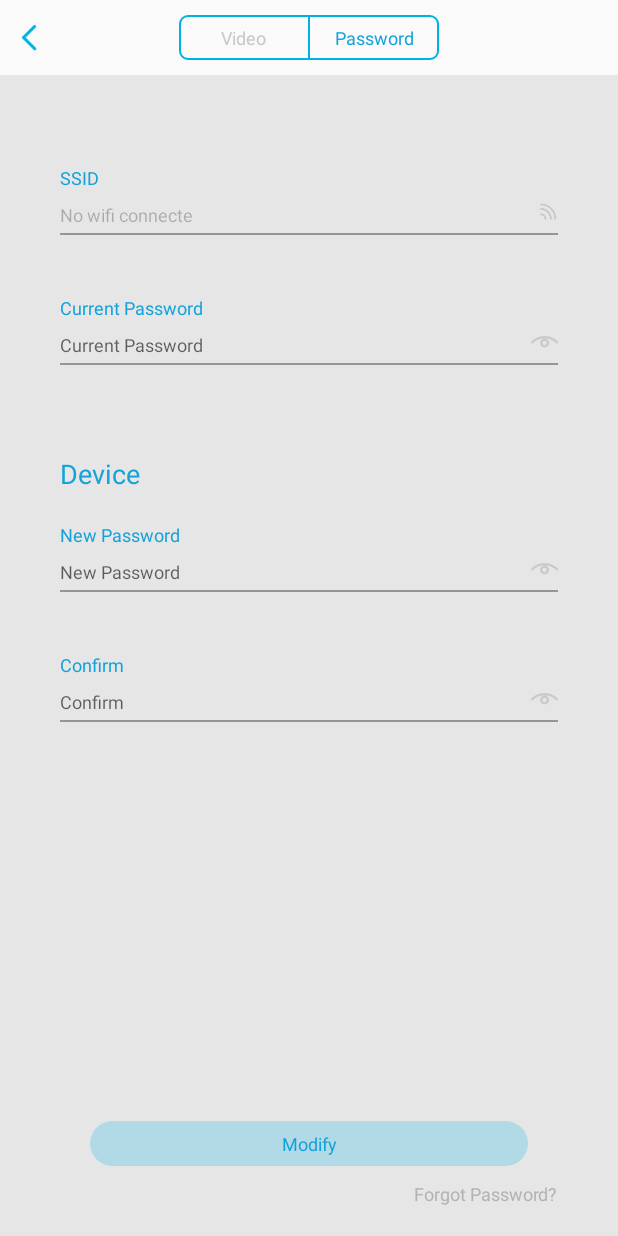
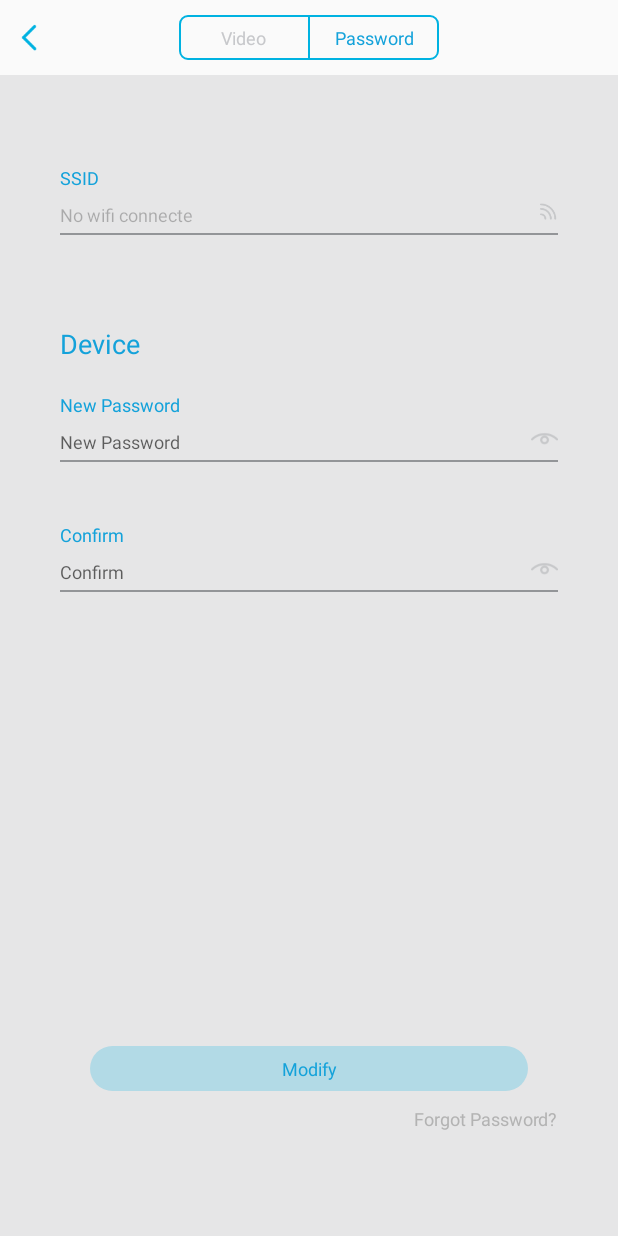
Before and after one commit to Magic4Cloud/FreecastAndroid, an Android app: the VideoSettingFragment screen opened directly, with no data from a screen before it, after a tap on "Password", on a phone screen of 412 x 824 dp. Run offline under Robolectric (Android 15) with nearby library versions, the phone set to English and light mode, and no system bars; our stand-ins replace ButterKnife; libraries missing offline, so code that uses them is left out: com.demo.sdk; pictures from the network do not load; 3 statements that could not run were skipped.

Commit message:
fix fix fix

```diff
--- a/app/build.gradle
+++ b/app/build.gradle
@@ -7,8 +7,8 @@ android {
         applicationId "com.cloud4magic.freecast"
         minSdkVersion 16
         targetSdkVersion 22
-        versionCode 1
-        versionName "1.0"
+        versionCode 2
+        versionName "1.1"
         testInstrumentationRunner "android.support.test.runner.AndroidJUnitRunner"
     }
 
--- a/app/src/main/java/com/cloud4magic/freecast/ui/fragment/VideoSettingFragment.java
+++ b/app/src/main/java/com/cloud4magic/freecast/ui/fragment/VideoSettingFragment.java
@@ -3,7 +3,6 @@ package com.cloud4magic.freecast.ui.fragment;
 import android.os.Bundle;
 import android.support.annotation.Nullable;
 import android.support.v4.app.Fragment;
-import android.support.v4.content.ContextCompat;
 import android.view.LayoutInflater;
 import android.view.View;
 import android.view.ViewGroup;
@@ -82,7 +81,7 @@ public class VideoSettingFragment extends Fragment {
 
     private void initView()
     {
-        mSmoothPart.setSelected(true);
+        mGoodPart.setSelected(true);
         lastViewSelected = mSmoothPart;
         mResolutionSeekbar.isShowBubble(false);
         mResolutionSeekbar.setUnit("P");
@@ -91,7 +90,7 @@ public class VideoSettingFragment extends Fragment {
         mBitrateSeekbar.setProgress(2);
         mLoadingDialogFragment = LoadingDialogFragment.newInstance();
         mLoadingDialogFragment.show(getActivity().getFragmentManager(),"");
-        switchCheck(mSmoothPart);
+        switchCheck(mGoodPart);
         scanDevice();
         setOnProgressChange();
     }
@@ -208,7 +207,7 @@ public class VideoSettingFragment extends Fragment {
         float value = quality*3000/52.0f;
         value = value/1000;
         BigDecimal bigDecimal = new BigDecimal(value);
-        bigDecimal = bigDecimal.setScale(1,BigDecimal.ROUND_DOWN);
+        bigDecimal = bigDecimal.setScale(1,BigDecimal.ROUND_HALF_UP);
         value = bigDecimal.floatValue();
         Logger.e("Misuzu","biteRate ---> "+value +" real quality --->"+quality +" quality -->"+getQuality(value));
         return value;
@@ -248,14 +247,14 @@ public class VideoSettingFragment extends Fragment {
      */
     public void initSeekBar()
     {
-        if (resolution == 1 && (int)(bitRate*10) == 8 && fps == 20)
+        if (resolution == 1 && (int)(bitRate*10) == 2 && fps == 12)
         {
             switchCheck(mSmoothPart);
-        }else if (resolution == 2 && (int)(bitRate*10) == 15 && fps == 25)
+        }else if (resolution == 2 && (int)(bitRate*10) == 20 && fps == 24)
         {
             switchCheck(mGoodPart);
         }
-        else if (resolution == 3 && bitRate == 5 && fps == 30)
+        else if (resolution == 3 && bitRate == 8 && fps == 24)
         {
             switchCheck(mBestPart);
         }else
@@ -315,29 +314,29 @@ public class VideoSettingFragment extends Fragment {
         // 切换选项块
         if (view.getId() == R.id.custom_part)
         {
-            mFrameRateSeekbar.getConfigBuilder()
-                    .thumbColor(ContextCompat.getColor(getContext(),R.color.text_blue))
-                    .build();
-            mBitrateSeekbar.getConfigBuilder()
-                    .thumbColor(ContextCompat.getColor(getContext(),R.color.text_blue))
-                    .build();
-            mResolutionSeekbar.getConfigBuilder()
-                    .thumbColor(ContextCompat.getColor(getContext(),R.color.text_blue))
-                    .build();
+//            mFrameRateSeekbar.getConfigBuilder()
+//                    .thumbColor(ContextCompat.getColor(getContext(),R.color.text_blue))
+//                    .build();
+//            mBitrateSeekbar.getConfigBuilder()
+//                    .thumbColor(ContextCompat.getColor(getContext(),R.color.text_blue))
+//                    .build();
+//            mResolutionSeekbar.getConfigBuilder()
+//                    .thumbColor(ContextCompat.getColor(getContext(),R.color.text_blue))
+//                    .build();
             mFrameRateSeekbar.setEnabled(true);
             mBitrateSeekbar.setEnabled(true);
             mResolutionSeekbar.setEnabled(true);
         }else
         {
-            mFrameRateSeekbar.getConfigBuilder()
-                    .thumbColor(ContextCompat.getColor(getContext(),R.color.text_gray))
-                    .build();
-            mBitrateSeekbar.getConfigBuilder()
-                    .thumbColor(ContextCompat.getColor(getContext(),R.color.text_gray))
-                    .build();
-            mResolutionSeekbar.getConfigBuilder()
-                    .thumbColor(ContextCompat.getColor(getContext(),R.color.text_gray))
-                    .build();
+//            mFrameRateSeekbar.getConfigBuilder()
+//                    .thumbColor(ContextCompat.getColor(getContext(),R.color.text_gray))
+//                    .build();
+//            mBitrateSeekbar.getConfigBuilder()
+//                    .thumbColor(ContextCompat.getColor(getContext(),R.color.text_gray))
+//                    .build();
+//            mResolutionSeekbar.getConfigBuilder()
+//                    .thumbColor(ContextCompat.getColor(getContext(),R.color.text_gray))
+//                    .build();
             mFrameRateSeekbar.setEnabled(false);
             mBitrateSeekbar.setEnabled(false);
             mResolutionSeekbar.setEnabled(false);
@@ -347,27 +346,27 @@ public class VideoSettingFragment extends Fragment {
         switch (view.getId()) {
             case R.id.smooth_part:
                 mResolutionSeekbar.setProgress(480);
-                mBitrateSeekbar.setProgress(0.8f);
-                mFrameRateSeekbar.setProgress(20);
+                mBitrateSeekbar.setProgress(0.2f);
+                mFrameRateSeekbar.setProgress(12);
                 resolution = 1;
-                fps = 20;
-                bitRate = 0.8f;
+                fps = 12;
+                bitRate = 0.2f;
                 break;
             case R.id.good_part:
                 mResolutionSeekbar.setProgress(780);
-                mBitrateSeekbar.setProgress(1.5f);
-                mFrameRateSeekbar.setProgress(25);
+                mBitrateSeekbar.setProgress(2f);
+                mFrameRateSeekbar.setProgress(24);
                 resolution = 2;
-                fps = 25;
-                bitRate = 1.5f;
+                fps = 24;
+                bitRate = 2f;
                 break;
             case R.id.best_part:
                 mResolutionSeekbar.setProgress(1080);
-                mBitrateSeekbar.setProgress(5);
-                mFrameRateSeekbar.setProgress(30);
+                mBitrateSeekbar.setProgress(8);
+                mFrameRateSeekbar.setProgress(24);
                 resolution = 3;
-                fps = 30;
-                bitRate = 5f;
+                fps = 24;
+                bitRate = 8f;
                 break;
             case R.id.custom_part:
                 if (resolution == 0)
--- a/app/src/main/java/com/cloud4magic/freecast/widget/BubbleSeekBar.java
+++ b/app/src/main/java/com/cloud4magic/freecast/widget/BubbleSeekBar.java
@@ -461,7 +461,7 @@ public class BubbleSeekBar extends View {
                 x_ = xLeft + i * mSectionOffset;
                 mPaint.setColor(x_ <= junction ? mSecondTrackColor : mTrackColor);
                 // sectionMark
-                canvas.drawCircle(x_, yTop, r, mPaint);
+//                canvas.drawCircle(x_, yTop, r, mPaint);
 
                 // sectionText belows section
                 if (isShowTextBelowSectionMark) {
--- a/app/src/main/res/layout/activity_main.xml
+++ b/app/src/main/res/layout/activity_main.xml
@@ -6,7 +6,7 @@
     xmlns:tools="http://schemas.android.com/tools"
     android:layout_width="match_parent"
     android:layout_height="match_parent"
-    tools:openDrawer="end">
+    tools:openDrawer="start">
 
     <include
         layout="@layout/app_bar_main"
--- a/app/src/main/res/layout/fragment_password_setting_layout.xml
+++ b/app/src/main/res/layout/fragment_password_setting_layout.xml
@@ -5,9 +5,9 @@
               android:layout_height="match_parent"
               android:background="@color/gray_bg"
               android:orientation="vertical"
-              android:paddingTop="40dp"
               android:paddingLeft="40dp"
               android:paddingRight="40dp"
+              android:paddingTop="40dp"
     >
 
     <TextView
@@ -23,15 +23,15 @@
         <EditText
             android:id="@+id/wifi_ssid"
             style="@style/password_edit_style"
-            android:inputType="text"
             android:enabled="false"
-            android:hint="@string/current_ssid"/>
+            android:hint="@string/current_ssid"
+            android:inputType="text"/>
 
         <ImageView
             android:id="@+id/wifi_status"
+            style="@style/edit_right_img_style"
             android:layout_width="13dp"
             android:layout_height="15dp"
-            style="@style/edit_right_img_style"
             android:src="@drawable/selector_wifi"/>
     </FrameLayout>
 
@@ -40,11 +40,13 @@
 
     <TextView
         style="@style/edit_text_title_style"
-        android:text="@string/current_password"/>
+        android:text="@string/current_password"
+        android:visibility="gone"/>
 
     <FrameLayout
         android:layout_width="match_parent"
-        android:layout_height="wrap_content">
+        android:layout_height="wrap_content"
+        android:visibility="gone">
 
         <EditText
             android:id="@+id/current_password_edit"
@@ -58,15 +60,16 @@
     </FrameLayout>
 
     <View
+        android:visibility="gone"
         style="@style/edit_divider_line"/>
 
     <TextView
         android:layout_width="wrap_content"
         android:layout_height="wrap_content"
+        android:layout_marginTop="60dp"
+        android:text="@string/device"
         android:textColor="@color/text_blue"
-        android:textSize="18sp"
-        android:layout_marginTop="60dp"
-        android:text="@string/device"/>
+        android:textSize="18sp"/>
 
     <TextView
         style="@style/edit_text_title_style"
@@ -120,22 +123,22 @@
 
     <com.cloud4magic.freecast.widget.TouchAnimButton
         android:id="@+id/modify_button"
-        android:text="@string/modify"
         style="@style/modify_button_style"
         android:layout_marginLeft="20dp"
         android:layout_marginRight="20dp"
         android:layout_marginTop="0dp"
+        android:text="@string/modify"
         />
 
     <TextView
         android:id="@+id/forgot_password_button"
         android:layout_width="wrap_content"
         android:layout_height="wrap_content"
+        android:layout_gravity="right"
+        android:layout_marginBottom="70dp"
+        android:layout_marginTop="10dp"
+        android:text="@string/forgot_password"
+        android:textColor="#b3b3b3"
         android:textSize="12sp"
-        android:textColor="#b3b3b3"
-        android:layout_marginTop="10dp"
-        android:layout_gravity="right"
-        android:text="@string/forgot_password"
-        android:layout_marginBottom="20dp"
         />
 </LinearLayout>
--- a/app/src/main/res/layout/menu_layout.xml
+++ b/app/src/main/res/layout/menu_layout.xml
@@ -1,8 +1,10 @@
 <?xml version="1.0" encoding="utf-8"?>
 <LinearLayout xmlns:android="http://schemas.android.com/apk/res/android"
+              xmlns:tools="http://schemas.android.com/tools"
               android:layout_width="match_parent"
               android:layout_height="match_parent"
               android:background="@color/menu_bg"
+              tools:showIn="@layout/activity_main"
               android:orientation="vertical">
 
     <ImageView
```
Also changed, not shown: app/src/main/java/com/cloud4magic/freecast/api/ParametersConfig.java (+19 -0 lines), app/src/main/java/com/cloud4magic/freecast/ui/VersionActivity.java (+38 -1 lines), app/src/main/java/com/cloud4magic/freecast/ui/fragment/PasswordSettingFragment.java (+16 -22 lines), app/src/main/res/values/styles.xml (+5 -2 lines).
